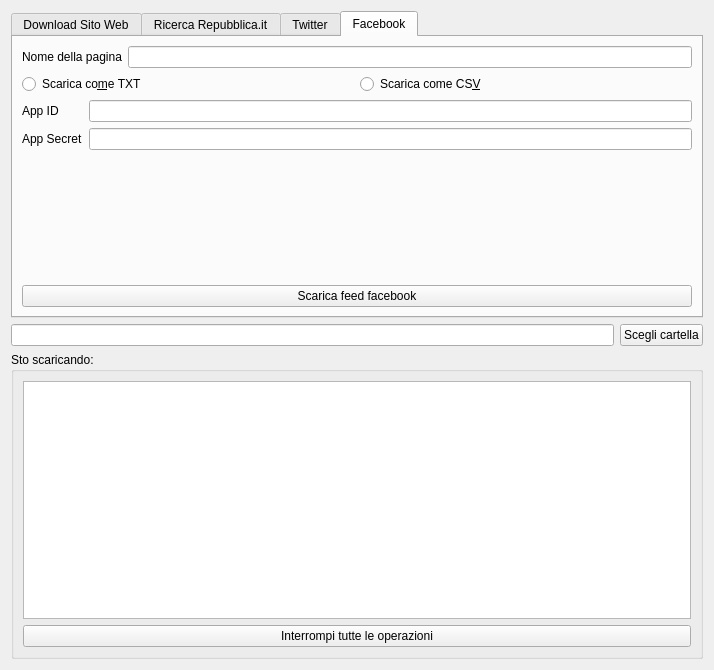
Above: forms/url2corpus.ui from zorbaproject/Bran before the change. Below: the same form after it.
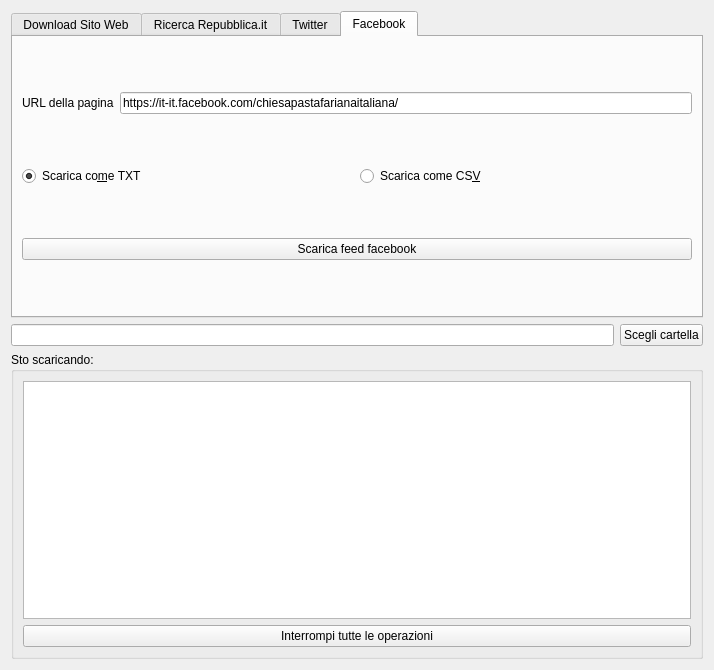
That is the form after the change.

Commit message: Prima commit con codice funzionante per Facebook

```diff
--- a/forms/url2corpus.ui
+++ b/forms/url2corpus.ui
@@ -365,12 +365,16 @@
          <item>
           <widget class="QLabel" name="label_16">
            <property name="text">
-            <string>Nome della pagina</string>
+            <string>URL della pagina</string>
            </property>
           </widget>
          </item>
          <item>
-          <widget class="QLineEdit" name="fbname"/>
+          <widget class="QLineEdit" name="fbname">
+           <property name="text">
+            <string>https://it-it.facebook.com/chiesapastafarianaitaliana/</string>
+           </property>
+          </widget>
          </item>
         </layout>
        </item>
@@ -381,6 +385,9 @@
            <property name="text">
             <string>Scarica co&amp;me TXT</string>
            </property>
+           <property name="checked">
+            <bool>true</bool>
+           </property>
           </widget>
          </item>
          <item>
@@ -392,30 +399,6 @@
          </item>
         </layout>
        </item>
-       <item>
-        <layout class="QFormLayout" name="formLayout_2">
-         <item row="0" column="0">
-          <widget class="QLabel" name="label_17">
-           <property name="text">
-            <string>App ID</string>
-           </property>
-          </widget>
-         </item>
-         <item row="0" column="1">
-          <widget class="QLineEdit" name="fbappid"/>
-         </item>
-         <item row="1" column="0">
-          <widget class="QLabel" name="label_18">
-           <property name="text">
-            <string>App Secret</string>
-           </property>
-          </widget>
-         </item>
-         <item row="1" column="1">
-          <widget class="QLineEdit" name="fbappsecret"/>
-         </item>
-        </layout>
-       </item>
        <item>
         <widget class="QPushButton" name="dofb">
          <property name="text">
```
The commit also changes 2 other files.
